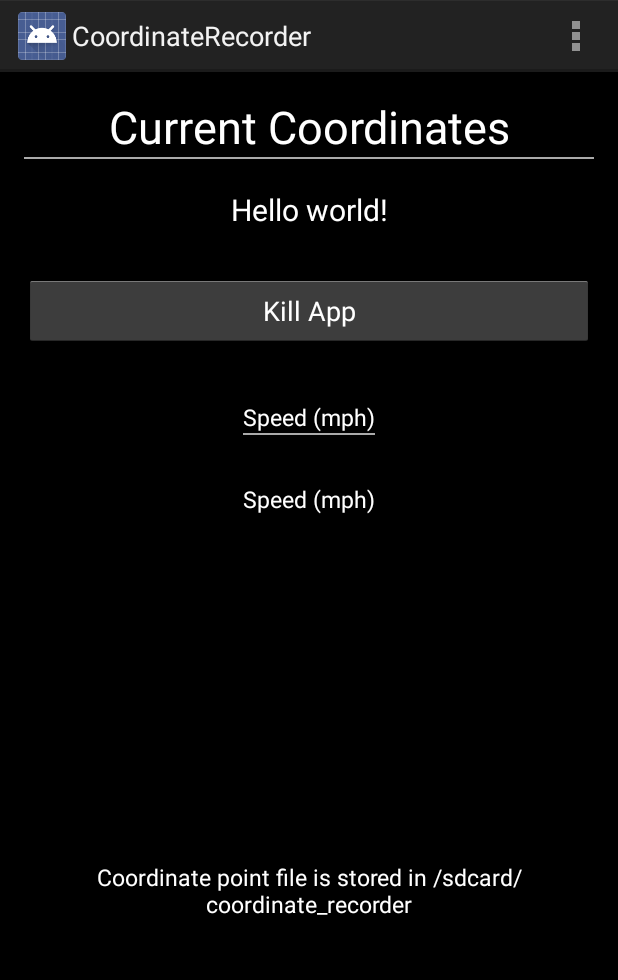
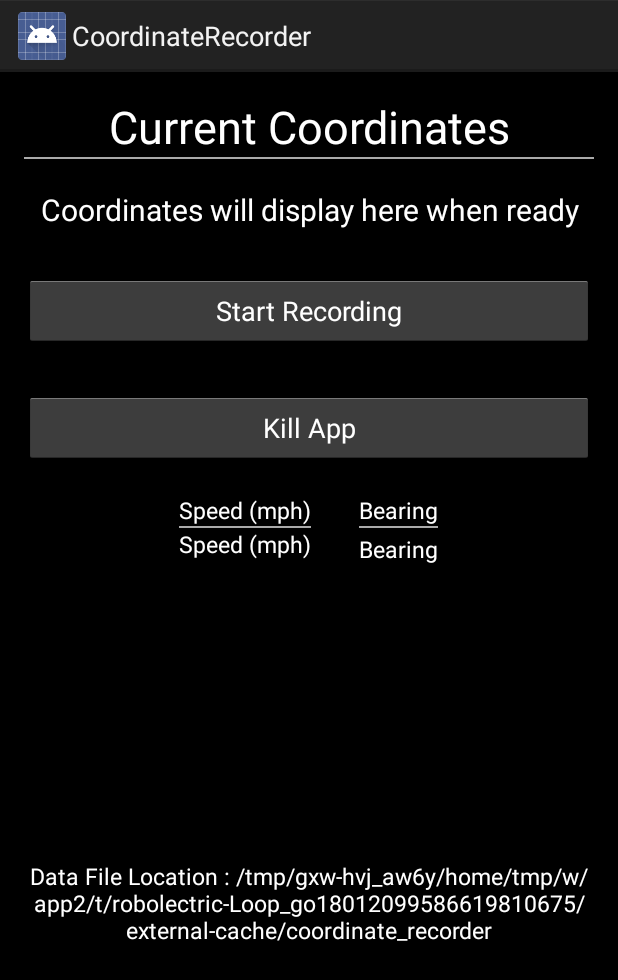
Before and after one commit to andrewrohde/coordinate_recorder, an Android app: the screen it shows after launch (MainActivity), on a phone screen of 412 x 824 dp. Shown: the top 980 px of the screen. Run offline under Robolectric (Android 15) with nearby library versions, the phone set to English and light mode, and no system bars; 1 statement that could not run was skipped.

Commit message:
1. added custom save 2. added bearing 3. added settings 4. prepared for location interval

```diff
--- a/CoordinateRecorder/src/main/java/com/madwin/coordinaterecorder/MainActivity.java
+++ b/CoordinateRecorder/src/main/java/com/madwin/coordinaterecorder/MainActivity.java
@@ -1,16 +1,21 @@
 package com.madwin.coordinaterecorder;
 
 import android.annotation.TargetApi;
+import android.app.Activity;
 import android.content.Context;
-
+import android.content.Intent;
+import android.content.SharedPreferences;
 import android.location.Location;
 import android.location.LocationListener;
 import android.location.LocationManager;
 import android.os.Build;
 import android.os.Bundle;
-import android.app.Activity;
+import android.os.Environment;
+import android.preference.PreferenceManager;
+import android.support.v4.app.ActionBarDrawerToggle;
 import android.util.Log;
 import android.view.Menu;
+import android.view.MenuItem;
 import android.view.View;
 import android.widget.Button;
 import android.widget.TextView;
@@ -20,30 +25,27 @@ import java.io.File;
 import java.io.FileOutputStream;
 import java.io.IOException;
 import java.io.OutputStream;
+import java.text.DecimalFormat;
 import java.util.Calendar;
 
 
 public class MainActivity extends Activity {
 
-
-
-    String LOG_TAG = "coordinate_recorder";
-
     LocationManager locationManager;
     LocationListener locationListener;
     File file;
-
-
 
     @Override
     protected void onCreate(Bundle savedInstanceState) {
         super.onCreate(savedInstanceState);
         setContentView(R.layout.activity_main);
 
-        mCreateFile();
 
         Button kill = (Button)findViewById(R.id.kill_button);
         kill.setOnClickListener(killListener);
+
+        Button start = (Button)findViewById(R.id.start);
+        start.setOnClickListener(startListener);
 
 
         locationManager = (LocationManager) this.getSystemService(Context.LOCATION_SERVICE);
@@ -53,15 +55,17 @@ public class MainActivity extends Activity {
             public void onLocationChanged(Location location) {
 
 		        int current_speed = mGetSpeed(location);
-
-                String coordinates = Double.toString(location.getLatitude()) + ", "
-                        + Double.toString(location.getLongitude());
+                float bearing = mGetBearing(location);
 
                 TextView display_coordinates = (TextView)findViewById(R.id.coordinate_display);
                 TextView display_speed = (TextView)findViewById(R.id.current_speed);
-                display_coordinates.setText(coordinates);
+                TextView display_bearing = (TextView)findViewById(R.id.bearing);
+                display_bearing.setText(Float.toString(bearing));
+                display_coordinates.setText(Double.toString(location.getLatitude()) + ", "
+                        + Double.toString(location.getLongitude()));
                 display_speed.setText(Integer.toString(current_speed));
-                writeToFile(coordinates);
+                writeToFile( Double.toString(location.getLatitude()) + ", "
+                        + Double.toString(location.getLongitude()) + ", " + Float.toString(bearing));
             }
 
             @Override
@@ -86,13 +90,12 @@ public class MainActivity extends Activity {
             }
         };
 
-        locationManager.requestLocationUpdates(LocationManager.GPS_PROVIDER, 0, 0, locationListener);
-        //locationManager.removeGpsStatusListener((GpsStatus.Listener) locationListener);
+        TextView save_location = (TextView)findViewById(R.id.file_location);
+        save_location.setText("Data File Location : " + mGetFileLocation());
+
 
     }
 
-
-    //private View.OnClickListener startRecording;
 
     private View.OnClickListener killListener = new View.OnClickListener() {
         @Override
@@ -103,6 +106,23 @@ public class MainActivity extends Activity {
 
         }
     };
+
+    private View.OnClickListener startListener = new View.OnClickListener() {
+        @Override
+        public void onClick(View v) {
+
+            mCreateFile();
+            writeToFile("Latitude, Longitude, Bearing");
+
+
+            SharedPreferences preferences = PreferenceManager.getDefaultSharedPreferences(getBaseContext());
+
+            locationManager.requestLocationUpdates(LocationManager.GPS_PROVIDER,
+                    Long.parseLong(preferences.getString("UpdateInterval", "0")), 0, locationListener);
+
+        }
+    };
+
 
     private void writeToFile(String coordinates) {
         try{
@@ -116,6 +136,107 @@ public class MainActivity extends Activity {
             e.printStackTrace();
         }
     }
+
+
+    private void mCreateFile() {
+
+        file = new File (mGetFileLocation(), mGetFileName());
+
+        mGetFileLocation().mkdirs();
+        try{
+            if (file.createNewFile()) {
+             Log.d("File", "File was Created at : " + file.getPath());
+            }else{
+             Log.d("File", "File was not Created!!!!!!!!!!!!!!!!!!!!!!!!!!!!!");
+            }
+        }catch (Exception e){
+            Log.d("File", "EXCEPTION CAUGHT-----File was not Created!!!!!!!!!!!!!!!!!!!!!!!!!!!!!");
+        }
+
+    }
+
+    public String mGetFileName() {
+
+        Calendar c = Calendar.getInstance();
+        int seconds = c.get(Calendar.SECOND);
+        int minute = c.get(Calendar.MINUTE);
+        int hour = c.get(Calendar.HOUR);
+        int day = c.get(Calendar.DATE);
+        int month = c.get(Calendar.MONTH);
+        int year = c.get(Calendar.YEAR);
+        String date_time = String.valueOf(year) + "-" + String.valueOf(month) + "-" +
+                String.valueOf(day) + "-" + String.valueOf(hour) + "-" +  String.valueOf(minute) +
+                "-" +  String.valueOf(seconds);
+        return ("coordinates" + date_time + ".txt");
+    }
+
+    public File mGetFileLocation() {
+
+        SharedPreferences preferences = PreferenceManager.getDefaultSharedPreferences(getBaseContext());
+        return new File(preferences.getString("SaveLocation", Environment.getExternalStorageDirectory().getPath() + "/coordinate_recorder"));
+
+    }
+
+    public int mGetSpeed(Location location) {
+
+        return (int) (location.getSpeed() * 2.23694);
+    }
+
+    public float mGetBearing(Location location) {
+        DecimalFormat df = new DecimalFormat("##.####");
+
+        return Float.parseFloat(df.format(location.getBearing()));
+    }
+
+    @TargetApi(Build.VERSION_CODES.KITKAT)
+    @Override
+    public void onWindowFocusChanged(boolean hasFocus) {
+        super.onWindowFocusChanged(hasFocus);
+        if (hasFocus) {
+            View decorView = this.getWindow().getDecorView();
+            decorView.setSystemUiVisibility(
+                    View.SYSTEM_UI_FLAG_LAYOUT_STABLE
+                            | View.SYSTEM_UI_FLAG_LAYOUT_HIDE_NAVIGATION
+                            | View.SYSTEM_UI_FLAG_LAYOUT_FULLSCREEN
+                            | View.SYSTEM_UI_FLAG_HIDE_NAVIGATION
+                          //  | View.SYSTEM_UI_FLAG_FULLSCREEN
+                            | View.SYSTEM_UI_FLAG_IMMERSIVE_STICKY);}
+    }
+
+
+    private void mShowSettings() {
+        Intent Preferences = new Intent(getBaseContext(), PreferencesUI.class);
+        this.startActivity(Preferences);
+        finish();
+    }
+
+
+
+
+    @Override
+    public boolean onCreateOptionsMenu(Menu menu) {
+        // Inflate the menu; this adds items to the action bar if it is present.
+        getMenuInflater().inflate(R.menu.activity_menu, menu);
+        return true;
+    }
+
+    @Override
+    public boolean onOptionsItemSelected(MenuItem item) {
+
+        // Handle item selection
+        switch (item.getItemId()) {
+            case R.id.settings:
+                mShowSettings();
+                return true;
+            default:
+                return super.onOptionsItemSelected(item);
+        }
+    }
+
+}
+
+
+
 
    /* private String readFromFile() {
 
@@ -148,66 +269,3 @@ public class MainActivity extends Activity {
     }
 
     */
-
-    private void mCreateFile(){
-
-        file = new File (mGetFileLocation(), mGetFileName());
-
-        try {
-            file.createNewFile();
-        } catch (IOException e) {
-            e.printStackTrace();
-            Log.e("ERRR", "Could not create file",e);
-        }
-    }
-
-    @Override
-    public boolean onCreateOptionsMenu(Menu menu) {
-        // Inflate the menu; this adds items to the action bar if it is present.
-        getMenuInflater().inflate(R.menu.main, menu);
-        return true;
-    }
-
-    public String mGetFileName() {
-
-        Calendar c = Calendar.getInstance();
-        int seconds = c.get(Calendar.SECOND);
-        int minute = c.get(Calendar.MINUTE);
-        int hour = c.get(Calendar.HOUR);
-        int day = c.get(Calendar.DATE);
-        int month = c.get(Calendar.MONTH);
-        int year = c.get(Calendar.YEAR);
-        String date_time = String.valueOf(year) + "-" + String.valueOf(month) + "-" +
-                String.valueOf(day) + "-" + String.valueOf(hour) + "-" +  String.valueOf(minute) +
-                "-" +  String.valueOf(seconds);
-
-        return ("coordinates" + date_time + ".txt");
-    }
-
-    public String mGetFileLocation() {
-
-        String file_location = "/sdcard/coordinate_recorder/";
-        return file_location;
-    }
-
-    public int mGetSpeed(Location location) {
-
-        return (int) (location.getSpeed() * 2.23694);
-    }
-
-    @TargetApi(Build.VERSION_CODES.KITKAT)
-    @Override
-    public void onWindowFocusChanged(boolean hasFocus) {
-        super.onWindowFocusChanged(hasFocus);
-        if (hasFocus) {
-            View decorView = this.getWindow().getDecorView();
-            decorView.setSystemUiVisibility(
-                    View.SYSTEM_UI_FLAG_LAYOUT_STABLE
-                            | View.SYSTEM_UI_FLAG_LAYOUT_HIDE_NAVIGATION
-                            | View.SYSTEM_UI_FLAG_LAYOUT_FULLSCREEN
-                            | View.SYSTEM_UI_FLAG_HIDE_NAVIGATION
-                          //  | View.SYSTEM_UI_FLAG_FULLSCREEN
-                            | View.SYSTEM_UI_FLAG_IMMERSIVE_STICKY);}
-    }
-
-}
--- a/CoordinateRecorder/src/main/res/layout/activity_main.xml
+++ b/CoordinateRecorder/src/main/res/layout/activity_main.xml
@@ -13,7 +13,7 @@
     <TextView
         android:layout_width="fill_parent"
         android:layout_height="wrap_content"
-        android:text="Current Coordinates"
+        android:text="@string/current_coordinates"
         android:textAlignment="center"
         android:gravity="center"
         android:textSize="30sp"
@@ -29,7 +29,7 @@
     <TextView
         android:layout_width="fill_parent"
         android:layout_height="wrap_content"
-        android:text="@string/hello_world"
+        android:text="@string/coordinates_display"
         android:id="@+id/coordinate_display"
         android:textColor="@android:color/white"
         android:gravity="center"
@@ -37,6 +37,15 @@
         android:textSize="20sp"
         android:paddingTop="20sp"/>
 
+    <Button
+        android:layout_height="wrap_content"
+        android:layout_width="fill_parent"
+        android:gravity="center"
+        android:layout_marginTop="30sp"
+        android:text="Start Recording"
+        android:id="@+id/start"
+        android:textColor="@android:color/white"
+        />
     <Button
         android:layout_height="wrap_content"
         android:layout_width="fill_parent"
@@ -53,8 +62,22 @@
         android:layout_height="wrap_content"
         android:paddingLeft="@dimen/activity_horizontal_margin"
         android:paddingRight="@dimen/activity_horizontal_margin"
-        android:paddingTop="@dimen/activity_vertical_margin"
-        android:paddingBottom="@dimen/activity_vertical_margin"
+        android:paddingTop="0dp"
+        android:paddingBottom="0dp"
+        tools:context=".MainActivity"
+        android:background="@android:color/black"
+        android:orientation="horizontal"
+        android:layout_gravity="center_horizontal">
+
+
+    <LinearLayout xmlns:android="http://schemas.android.com/apk/res/android"
+        xmlns:tools="http://schemas.android.com/tools"
+        android:layout_width="wrap_content"
+        android:layout_height="wrap_content"
+        android:paddingLeft="@dimen/activity_horizontal_margin"
+        android:paddingRight="@dimen/activity_horizontal_margin"
+        android:paddingTop="0dp"
+        android:paddingBottom="0dp"
         tools:context=".MainActivity"
         android:background="@android:color/black"
         android:orientation="vertical"
@@ -75,34 +98,63 @@
             android:layout_height="1dp"
             android:background="@android:color/darker_gray"/>
 
+        <TextView
+            android:id="@+id/current_speed"
+            android:layout_width="wrap_content"
+            android:layout_height="wrap_content"
+            android:text="@string/speed"
+            android:textColor="@android:color/white"
+            android:gravity="center"
+            android:textAlignment="center"
+            android:textSize="15sp"
+            android:paddingTop="0sp"/>
+
         </LinearLayout>
+
         <LinearLayout xmlns:android="http://schemas.android.com/apk/res/android"
             xmlns:tools="http://schemas.android.com/tools"
             android:layout_width="wrap_content"
             android:layout_height="wrap_content"
             android:paddingLeft="@dimen/activity_horizontal_margin"
             android:paddingRight="@dimen/activity_horizontal_margin"
-            android:paddingTop="@dimen/activity_vertical_margin"
-            android:paddingBottom="@dimen/activity_vertical_margin"
+            android:paddingTop="0dp"
+            android:paddingBottom="0dp"
             tools:context=".MainActivity"
             android:background="@android:color/black"
             android:orientation="vertical"
             android:layout_gravity="center_horizontal">
 
-    <TextView
-        android:id="@+id/current_speed"
-        android:layout_width="wrap_content"
-        android:layout_height="wrap_content"
-        android:text="@string/speed"
-        android:textColor="@android:color/white"
-        android:gravity="center"
-        android:textAlignment="center"
-        android:textSize="15sp"
-        android:paddingTop="0sp"/>
+        <TextView
+            android:layout_width="wrap_content"
+            android:layout_height="wrap_content"
+            android:text="@string/bearing"
+            android:textColor="@android:color/white"
+            android:gravity="center"
+            android:textAlignment="center"
+            android:textSize="15sp"
+            android:paddingTop="20sp"/>
 
+        <View
+            android:layout_width="fill_parent"
+            android:layout_height="1dp"
+            android:background="@android:color/darker_gray"/>
+
+        <TextView
+            android:id="@+id/bearing"
+            android:layout_width="wrap_content"
+            android:layout_height="wrap_content"
+            android:text="@string/bearing"
+            android:textColor="@android:color/white"
+            android:gravity="center"
+            android:textAlignment="center"
+            android:textSize="15sp"
+            android:paddingTop="3dp"/>
 
         </LinearLayout>
+        </LinearLayout>
+
     <TextView
+        android:id="@+id/file_location"
         android:layout_width="fill_parent"
         android:layout_height="fill_parent"
         android:text="@string/file_location"
--- a/CoordinateRecorder/src/main/res/menu/main.xml
+++ /dev/null
@@ -1,6 +0,0 @@
-<menu xmlns:android="http://schemas.android.com/apk/res/android">
-    <item android:id="@+id/action_settings"
-        android:title="@string/action_settings"
-        android:orderInCategory="100"
-        android:showAsAction="never" />
-</menu>
--- a/CoordinateRecorder/src/main/res/values/strings.xml
+++ b/CoordinateRecorder/src/main/res/values/strings.xml
@@ -6,6 +6,12 @@
     <string name="hello_world">Hello world!</string>
     <string name="file_location">Coordinate point file is stored in /sdcard/coordinate_recorder</string>
     <string name="speed">Speed (mph)</string>
+    <string name="hello_blank_fragment">Hello blank fragment</string>
+    <string name="settings">Settings</string>
+    <string name="bearing">Bearing</string>
+    <string name="current_coordinates">Current Coordinates</string>
+    <string name="coordinates_display">Coordinates will display here when ready</string>
+
 
 
 </resources>
```
Also changed, not shown: CoordinateRecorder/build.gradle (+7 -9 lines), CoordinateRecorder/src/main/AndroidManifest.xml (+8 -2 lines).
